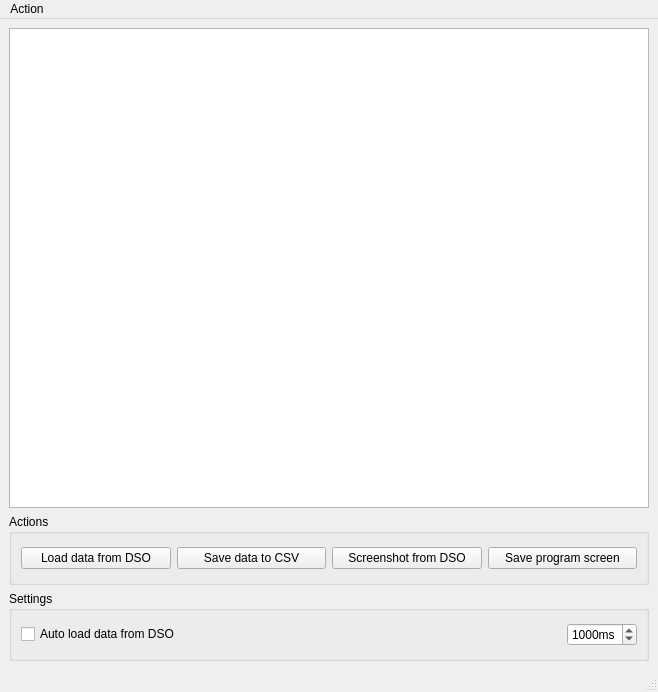
First picture: the form in UI/simpleUI.ui, repository mandl/simpleDSO-V4.0, before the edit.
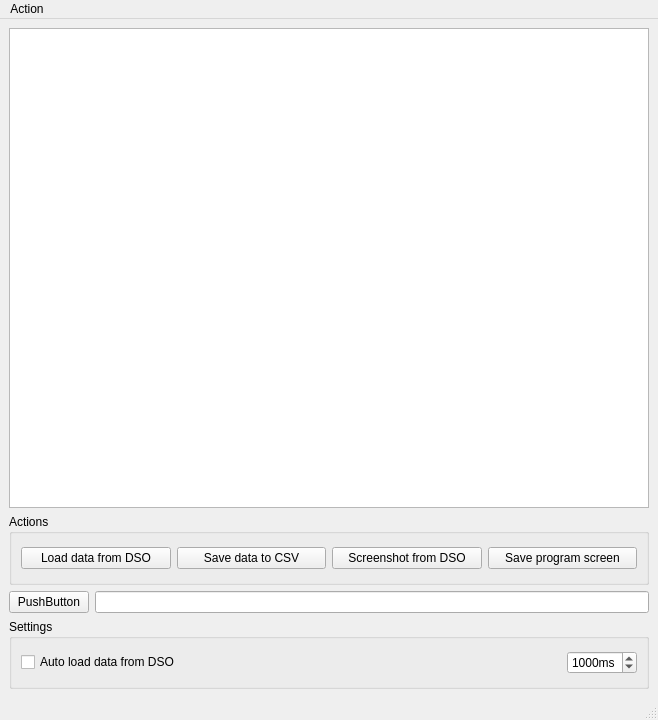
Second picture: the form after the edit. Icons and pictures are not drawn.

Commit message: Passing equation as argument to queue and added button to modify equation

```diff
--- a/UI/simpleUI.ui
+++ b/UI/simpleUI.ui
@@ -7,7 +7,7 @@
     <x>0</x>
     <y>0</y>
     <width>658</width>
-    <height>692</height>
+    <height>720</height>
    </rect>
   </property>
   <property name="windowTitle">
@@ -94,6 +94,20 @@
       </layout>
      </widget>
     </item>
+    <item>
+     <layout class="QHBoxLayout" name="horizontalLayout_4">
+      <item>
+       <widget class="QPushButton" name="pushButton_5">
+        <property name="text">
+         <string>PushButton</string>
+        </property>
+       </widget>
+      </item>
+      <item>
+       <widget class="QLineEdit" name="lineEdit"/>
+      </item>
+     </layout>
+    </item>
     <item>
      <widget class="QGroupBox" name="groupBox_2">
       <property name="title">
```
The commit also changes 5 other files.
